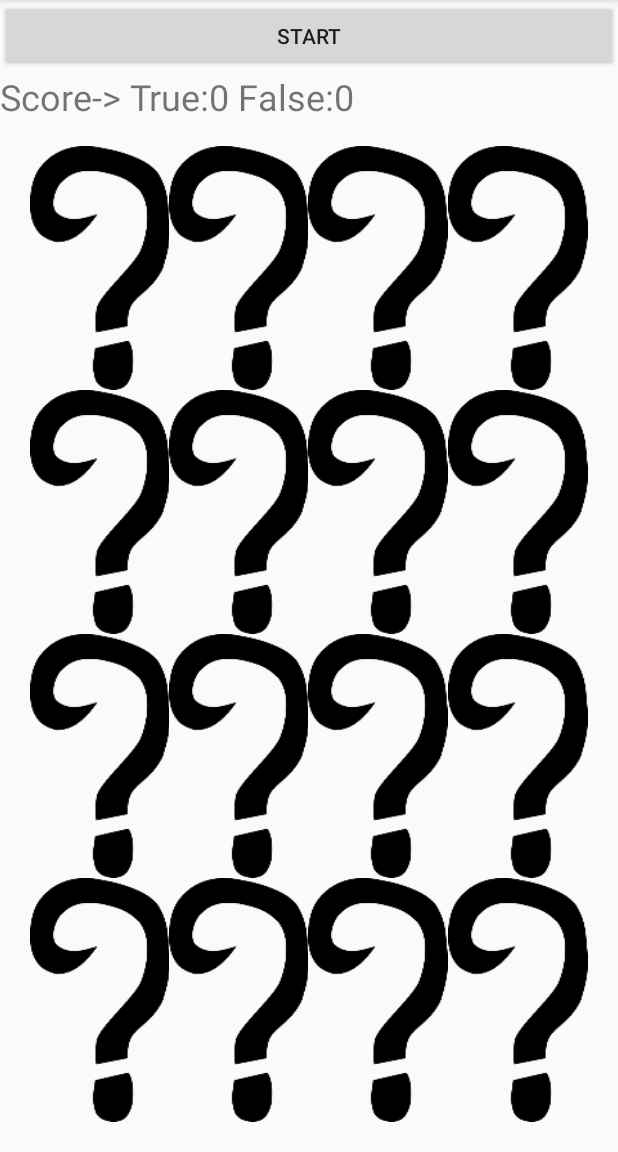
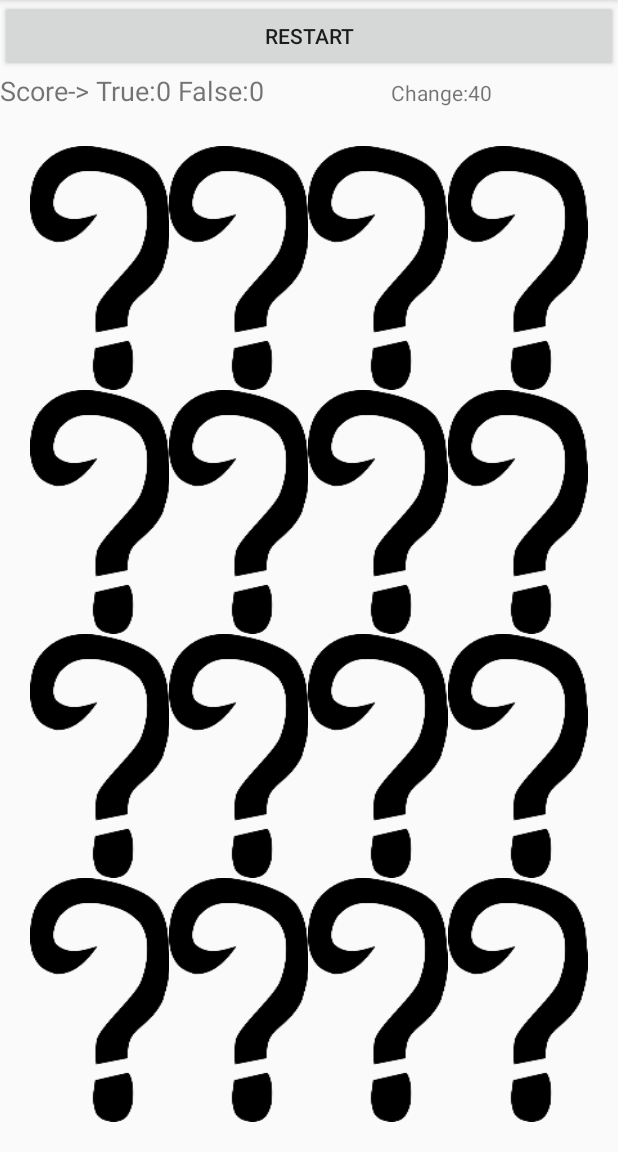
Before and after one commit to hmenn/ConcentrationGame, an Android app: the screen it shows after launch (MainActivity), after a tap on "START", on a phone screen of 412 x 824 dp, the part 84-1236 px from its top. Run offline under Robolectric (Android 15) with nearby library versions, the phone set to English and light mode, and no system bars.

Commit message:
added game icon and change system to pass next levels

```diff
--- a/app/src/main/AndroidManifest.xml
+++ b/app/src/main/AndroidManifest.xml
@@ -4,9 +4,8 @@
 
     <application
         android:allowBackup="true"
-        android:icon="@mipmap/ic_launcher"
+        android:icon="@mipmap/concentration_ico"
         android:label="@string/app_name"
-        android:roundIcon="@mipmap/ic_launcher_round"
         android:supportsRtl="true"
         android:theme="@style/AppTheme">
         <activity android:name=".MainActivity">
--- a/app/src/main/java/com/hasanmen/concentrationgame/MainActivity.java
+++ b/app/src/main/java/com/hasanmen/concentrationgame/MainActivity.java
@@ -31,11 +31,13 @@ public class MainActivity extends AppCompatActivity {
 
     private static final String LOG_KEY = "MainActivity";
     private final static String REQUEST = "https://pixabay.com/api/?key=5429432-e78aeb946ac4de95966734b5c";
+    private final int IMAGE_CROP_SIZE = 30;
 
     private ArrayList<Button> buttons = new ArrayList<>();
     private ArrayList<PixabayImage> pixabayImages = new ArrayList<>();
     private TableLayout tableLayout = null;
     private TextView tv_score;
+    private TextView tv_change;
     private ArrayList<PixabayImage> randomImages = new ArrayList<>();
 
     private Button btnStart = null;
@@ -46,6 +48,7 @@ public class MainActivity extends AppCompatActivity {
     private int falseNum; // number of fail guess
     private int currentGameLevel;
     private int clickNum; // number of button clicks
+    private int changeToNextGame;
 
 
     @Override
@@ -60,12 +63,27 @@ public class MainActivity extends AppCompatActivity {
         btnStart.setOnClickListener(new View.OnClickListener() {
             @Override
             public void onClick(View v) {
+                btnStart.setEnabled(false);
+                startGame();
+            }
+        });
+
+
+        tv_score = (TextView) findViewById(R.id.tv_score);
+        tv_score.setText(R.string.score_board_init);
+
+        tv_change = (TextView) findViewById(R.id.tv_change);
+
+    }
+
+    private void startGame() {
+
         try {
-
             pixabayImages.clear();
             buttons.clear();
             randomImages.clear();
-                    Toast.makeText(MainActivity.this,"Downloading Images",Toast.LENGTH_LONG).show();
+
+            Toast.makeText(MainActivity.this, "Downloading Images", Toast.LENGTH_SHORT).show();
 
             Thread imageListDownThread = new Thread(new Runnable() {
                 @Override
@@ -117,8 +135,6 @@ public class MainActivity extends AppCompatActivity {
                             imageDownThreads.get(i).join();
                             //Log.d(LOG_THREAD1_KEY, "Thread " + i + " joined");
                         }
-
-
                     } catch (Exception e) {
                         Log.e(LOG_THREAD1_KEY, e.getMessage());
                         e.printStackTrace();
@@ -133,10 +149,18 @@ public class MainActivity extends AppCompatActivity {
                         if (urlConnection != null)
                             urlConnection.disconnect();
 
-                                execTime = System.currentTimeMillis()-execTime;
+                        execTime = System.currentTimeMillis() - execTime;
                         timeSB.append("-- End:").append(new SimpleDateFormat("HH:mm:ss:SSS ").format(Calendar.getInstance().getTime()));
                         timeSB.append("-- Execution Time(ms):").append(String.valueOf(execTime));
                         Log.d(LOG_THREAD1_KEY, timeSB.toString());
+                        runOnUiThread(new Runnable() {
+                            @Override
+                            public void run() {
+                                btnStart.setText("RESTART");
+
+                                btnStart.setEnabled(true);
+                            }
+                        });
                     }
 
                     runOnUiThread(new Runnable() {
@@ -151,29 +175,24 @@ public class MainActivity extends AppCompatActivity {
             initBtnArea(currentGameLevel);
             imageListDownThread.start();
             tv_score.setText(R.string.score_board_init);
+            changeToNextGame = currentGameLevel * 10;
+            tv_change.setText("Change:" + changeToNextGame);
         } catch (Exception e) {
             Log.d("ImageListDownThread", e.getMessage());
         } finally {
         }
 
-
-            }
-        });
-
-        tv_score = (TextView) findViewById(R.id.tv_score);
-        tv_score.setText(R.string.score_board_init);
     }
 
     private void setButtonBackgrounds() {
         Bitmap scaledQuestion = BitmapFactory.decodeResource(getResources(), R.drawable.question_mark);
-        scaledQuestion = Bitmap.createScaledBitmap(scaledQuestion, buttons.get(0).getWidth() - 30, buttons.get(0).getHeight() - 30, true);
+        scaledQuestion = Bitmap.createScaledBitmap(scaledQuestion, buttons.get(0).getWidth() - IMAGE_CROP_SIZE, buttons.get(0).getHeight() - IMAGE_CROP_SIZE, true);
         BitmapDrawable bitmapDrawable = new BitmapDrawable(getResources(), scaledQuestion);
         for (int i = 0; i < buttons.size(); ++i) {
             buttons.get(i).setBackground(bitmapDrawable);
             buttons.get(i).setEnabled(true);
         }
-
-        Toast.makeText(MainActivity.this,"Images Downloaded.",Toast.LENGTH_LONG).show();
+        Toast.makeText(MainActivity.this, "Images Downloaded.", Toast.LENGTH_SHORT).show();
     }
 
     private void initBtnArea(int n) {
@@ -216,7 +235,7 @@ public class MainActivity extends AppCompatActivity {
 
         if (clickNum == 0) {
             click1Btn = imgBtn;
-            Bitmap scaledBitmap = Bitmap.createScaledBitmap(randomImages.get(click1Btn.getId()).getBitmap(), imgBtn.getWidth() - 30, imgBtn.getHeight() - 30, true);
+            Bitmap scaledBitmap = Bitmap.createScaledBitmap(randomImages.get(click1Btn.getId()).getBitmap(), imgBtn.getWidth() - IMAGE_CROP_SIZE, imgBtn.getHeight() - IMAGE_CROP_SIZE, true);
 
             ++clickNum;
 
@@ -242,7 +261,7 @@ public class MainActivity extends AppCompatActivity {
                     @Override
                     public void run() {
                         Bitmap scaledQuestion = BitmapFactory.decodeResource(getResources(), R.drawable.question_mark);
-                        scaledQuestion = Bitmap.createScaledBitmap(scaledQuestion, click1Btn.getWidth(), click1Btn.getHeight(), true);
+                        scaledQuestion = Bitmap.createScaledBitmap(scaledQuestion, click1Btn.getWidth() - IMAGE_CROP_SIZE, click1Btn.getHeight() - IMAGE_CROP_SIZE, true);
                         BitmapDrawable bitmapDrawable = new BitmapDrawable(getResources(), scaledQuestion);
 
                         click1Btn.setBackground(bitmapDrawable);
@@ -252,15 +271,29 @@ public class MainActivity extends AppCompatActivity {
                     }
                 }, 300);
                 ++falseNum;
+                --changeToNextGame;
+                tv_change.setText("Change:" + changeToNextGame);
             }
             --clickNum;
+
+
         }
         tv_score.setText("SCORE -> True:" + trueNum + " False:" + falseNum);
 
-        if (trueNum == currentGameLevel * 2 && falseNum < 20) {
-            //btn_nextGame.setVisibility(View.VISIBLE);
+        if (trueNum == (currentGameLevel * 2) && (falseNum < (currentGameLevel * 10))) {
             trueNum = 0;
             falseNum = 0;
+            clickNum = 0;
+            currentGameLevel += 2;
+            startGame();
+        } else if (trueNum == currentGameLevel * 2) {
+            runOnUiThread(new Runnable() {
+                @Override
+                public void run() {
+                    Toast.makeText(MainActivity.this, "You Failed! Try Again!", Toast.LENGTH_LONG).show();
+                }
+            });
+
         }
     }
 
--- a/app/src/main/res/layout/activity_main.xml
+++ b/app/src/main/res/layout/activity_main.xml
@@ -32,7 +32,14 @@
                 android:layout_height="29dp"
                 android:layout_weight="1"
                 android:text="Score"
-                android:textSize="24sp" />
+                android:textSize="18sp" />
+
+            <TextView
+                android:id="@+id/tv_change"
+                android:layout_width="wrap_content"
+                android:layout_height="wrap_content"
+                android:layout_weight="1"
+                android:text="Change:" />
 
         </LinearLayout>
 
```
Also changed, not shown: app/src/main/res/mipmap-hdpi/concentration_ico.png (added), app/src/main/res/mipmap-mdpi/concentration_ico.png (added), app/src/main/res/mipmap-xhdpi/concentration_ico.png (added), app/src/main/res/mipmap-xxhdpi/concentration_ico.png (added), app/src/main/res/mipmap-xxxhdpi/concentration_ico.png (added). Lines whose indentation alone changed are shown as unchanged.
